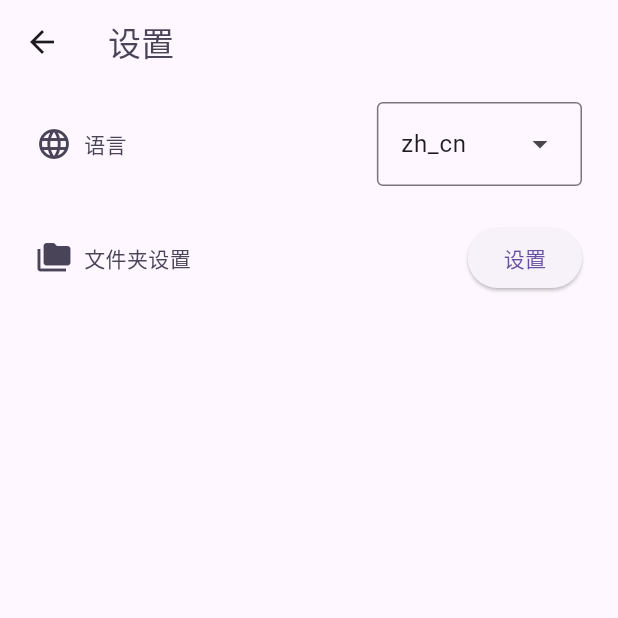
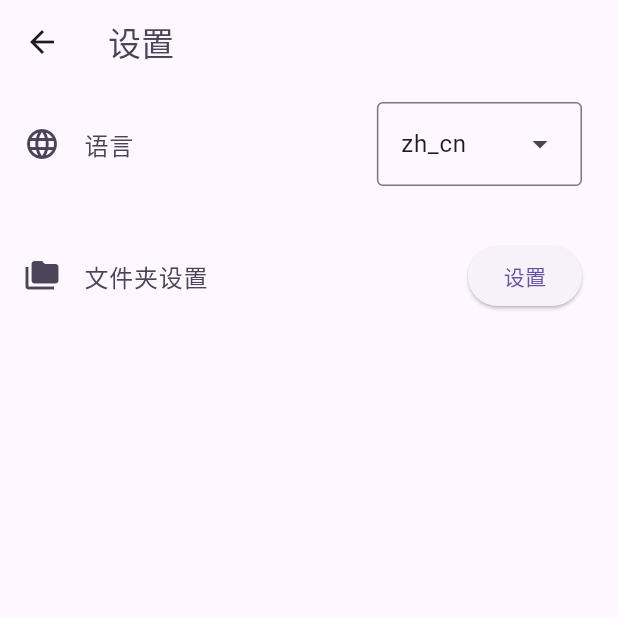
Before and after one commit to xiaocaoooo/Musiku, a Flutter app: the Settings screen opened by its route, on a phone screen of 412 x 824 dp, the top half of it. Run offline on Flutter 3.47's test engine with Material 2 defaults, Android fonts, the phone set to English and light mode, and no system bars; drawn by our look-alikes of dynamic_color; our stand-ins replace audio_service, ionicons, just_audio, palette_generator, permission_handler and 1 more; missing offline and left inert: dart:ffi, flutter_ffmpeg; accounts and stored records are empty; network calls fail.

Commit message:
[fix] Settings Page

```diff
--- a/lib/pages/settings.dart
+++ b/lib/pages/settings.dart
@@ -92,49 +92,8 @@ class _SettingsState extends State<Settings> {
 
   @override
   Widget build(BuildContext context) {
-    return Scaffold(
-      appBar: AppBar(
-          title: Text(
-        Const.settings,
-        style: TextStyle(
-            color: Theme.of(context).colorScheme.onSecondaryContainer),
-      )),
-      body: SafeArea(
-        child: Column(
-          children: [
-            SizedBox(
-                width: double.infinity,
-                height: null,
-                child: Padding(
-                  padding: const EdgeInsets.only(
-                      top: 12.0, bottom: 12.0, left: 24.0, right: 24.0),
-                  child: Row(
-                    mainAxisAlignment: MainAxisAlignment.spaceBetween,
-                    children: [
-                      SizedBox(
-                        child: Row(
-                          children: [
-                            Padding(
-                              padding: const EdgeInsets.only(right: 8.0),
-                              child: Icon(
-                                Icons.language,
-                                color: Theme.of(context)
-                                    .colorScheme
-                                    .onSecondaryContainer,
-                              ),
-                            ),
-                            Text(
-                              Const.language,
-                              style: TextStyle(
-                                  color: Theme.of(context)
-                                      .colorScheme
-                                      .onSecondaryContainer),
-                            ),
-                          ],
-                        ),
-                      ),
-                      SizedBox(
-                          child: DropdownMenu<String>(
+    List<List<dynamic>> _settings = [
+      [Const.language, Icons.language, DropdownMenu<String>(
         initialSelection: _selectedLanguage,
         onSelected: (String? value) {
           setState(() {
@@ -150,96 +109,197 @@ class _SettingsState extends State<Settings> {
             label: value,
           );
         }).toList(),
-                      ))
-                    ],
-                  ),
-                )),
-            SizedBox(
-              width: double.infinity,
-              height: null,
-              child: Padding(
-                padding: const EdgeInsets.only(
-                    top: 12.0, bottom: 12.0, left: 24.0, right: 24.0),
-                child: Row(
-                  mainAxisAlignment: MainAxisAlignment.spaceBetween,
-                  children: [
-                    SizedBox(
-                      child: Row(
-                        children: [
-                          Padding(
-                            padding: const EdgeInsets.only(right: 8.0),
-                            child: Icon(
-                              Icons.folder_copy,
-                              color: Theme.of(context)
-                                  .colorScheme
-                                  .onSecondaryContainer,
-                            ),
-                          ),
-                          Text(
-                            Const.foldersSettings,
-                            style: TextStyle(
-                                color: Theme.of(context)
-                                    .colorScheme
-                                    .onSecondaryContainer),
-                          ),
-                        ],
-                      ),
-                    ),
-                    SizedBox(
-                        child: ElevatedButton(
+      )],
+      [Const.foldersSettings, Icons.folder_copy, ElevatedButton(
           onPressed: () {
             Navigator.pushNamed(context, '/settings/folders');
           },
           child: Text(
             Const.settings,
-                            )))
-                  ],
+          ))]
+    ];
+    return Scaffold(
+      appBar: AppBar(
+          title: Text(
+        Const.settings,
+        style: TextStyle(
+            color: Theme.of(context).colorScheme.onSecondaryContainer),
+      )),
+      body: SafeArea(
+        child: ListView.builder(
+          itemCount: _settings.length,
+          itemBuilder: (BuildContext context, int index) {
+            return Padding(
+              padding: const EdgeInsets.only(
+                  top: 12.0, bottom: 12.0),
+              child: SizedBox(
+                height: 64,
+                child: ListTile(
+                  title: Text(
+                    _settings[index][0],
+                    style: TextStyle(
+                        color: Theme.of(context).colorScheme.onSecondaryContainer),
                   ),
+                  leading: Icon(
+                    _settings[index][1],
+                    color: Theme.of(context).colorScheme.onSecondaryContainer,
                   ),
-            ),
-            // SizedBox(
-            //     width: double.infinity,
-            //     height: null,
-            //     child: Padding(
-            //       padding: const EdgeInsets.only(
-            //           top: 12.0, bottom: 12.0, left: 24.0, right: 24.0),
-            //       child: Row(
-            //         mainAxisAlignment: MainAxisAlignment.spaceBetween,
-            //         children: [
-            //           SizedBox(
+                  trailing: _settings[index][2],
+                )
+              )
+            );
+          }
+        )
+      )
+    );
+    // return Scaffold(
+    //   appBar: AppBar(
+    //       title: Text(
+    //     Const.settings,
+    //     style: TextStyle(
+    //         color: Theme.of(context).colorScheme.onSecondaryContainer),
+    //   )),
+    //   body: SafeArea(
+    //     child: Column(
+    //       children: [
+    //         SizedBox(
+    //             width: double.infinity,
+    //             height: null,
+    //             child: Padding(
+    //               padding: const EdgeInsets.only(
+    //                   top: 12.0, bottom: 12.0, left: 24.0, right: 24.0),
+    //               child: Row(
+    //                 mainAxisAlignment: MainAxisAlignment.spaceBetween,
+    //                 children: [
+    //                   SizedBox(
+    //                     child: Row(
+    //                       children: [
+    //                         Padding(
+    //                           padding: const EdgeInsets.only(right: 8.0),
+    //                           child: Icon(
+    //                             Icons.language,
+    //                             color: Theme.of(context)
+    //                                 .colorScheme
+    //                                 .onSecondaryContainer,
+    //                           ),
+    //                         ),
+    //                         Text(
+    //                           Const.language,
+    //                           style: TextStyle(
+    //                               color: Theme.of(context)
+    //                                   .colorScheme
+    //                                   .onSecondaryContainer),
+    //                         ),
+    //                       ],
+    //                     ),
+    //                   ),
+    //                   SizedBox(
+    //                       child: DropdownMenu<String>(
+    //                     initialSelection: _selectedLanguage,
+    //                     onSelected: (String? value) {
+    //                       setState(() {
+    //                         UserSettings.setLanguage(value!);
+    //                         Const.initialized = false;
+    //                         Const.init();
+    //                       });
+    //                     },
+    //                     dropdownMenuEntries: Const.languages
+    //                         .map<DropdownMenuEntry<String>>((String value) {
+    //                       return DropdownMenuEntry<String>(
+    //                         value: value,
+    //                         label: value,
+    //                       );
+    //                     }).toList(),
+    //                   ))
+    //                 ],
+    //               ),
+    //             )),
+    //         SizedBox(
+    //           width: double.infinity,
+    //           height: null,
+    //           child: Padding(
+    //             padding: const EdgeInsets.only(
+    //                 top: 12.0, bottom: 12.0, left: 24.0, right: 24.0),
     //             child: Row(
+    //               mainAxisAlignment: MainAxisAlignment.spaceBetween,
     //               children: [
-            //                 Padding(
-            //                   padding: const EdgeInsets.only(right: 8.0),
-            //                   child: Icon(
-            //                     Icons.color_lens,
-            //                     color: Theme.of(context)
-            //                         .colorScheme
-            //                         .onSecondaryContainer,
+    //                 SizedBox(
+    //                   child: Row(
+    //                     children: [
+    //                       Padding(
+    //                         padding: const EdgeInsets.only(right: 8.0),
+    //                         child: Icon(
+    //                           Icons.folder_copy,
+    //                           color: Theme.of(context)
+    //                               .colorScheme
+    //                               .onSecondaryContainer,
+    //                         ),
+    //                       ),
+    //                       Text(
+    //                         Const.foldersSettings,
+    //                         style: TextStyle(
+    //                             color: Theme.of(context)
+    //                                 .colorScheme
+    //                                 .onSecondaryContainer),
+    //                       ),
+    //                     ],
     //                   ),
     //                 ),
-            //                 Text(
-            //                   Const.primaryColor,
-            //                   style: TextStyle(
-            //                       color: Theme.of(context)
-            //                           .colorScheme
-            //                           .onSecondaryContainer),
-            //                 ),
+    //                 SizedBox(
+    //                     child: ElevatedButton(
+    //                         onPressed: () {
+    //                           Navigator.pushNamed(context, '/settings/folders');
+    //                         },
+    //                         child: Text(
+    //                           Const.settings,
+    //                         )))
     //               ],
     //             ),
     //           ),
-            //           SizedBox(
-            //               child: TextButton(
-            //             onPressed: _showColorInputDialog,
-            //             child: Text(_primaryColorStr!,
-            //                 style: TextStyle(color: Color(_primaryColor!))),
-            //           ))
-            //         ],
-            //       ),
-            //     )),
-          ],
-        ),
-      ),
-    );
+    //         ),
+    //         // SizedBox(
+    //         //     width: double.infinity,
+    //         //     height: null,
+    //         //     child: Padding(
+    //         //       padding: const EdgeInsets.only(
+    //         //           top: 12.0, bottom: 12.0, left: 24.0, right: 24.0),
+    //         //       child: Row(
+    //         //         mainAxisAlignment: MainAxisAlignment.spaceBetween,
+    //         //         children: [
+    //         //           SizedBox(
+    //         //             child: Row(
+    //         //               children: [
+    //         //                 Padding(
+    //         //                   padding: const EdgeInsets.only(right: 8.0),
+    //         //                   child: Icon(
+    //         //                     Icons.color_lens,
+    //         //                     color: Theme.of(context)
+    //         //                         .colorScheme
+    //         //                         .onSecondaryContainer,
+    //         //                   ),
+    //         //                 ),
+    //         //                 Text(
+    //         //                   Const.primaryColor,
+    //         //                   style: TextStyle(
+    //         //                       color: Theme.of(context)
+    //         //                           .colorScheme
+    //         //                           .onSecondaryContainer),
+    //         //                 ),
+    //         //               ],
+    //         //             ),
+    //         //           ),
+    //         //           SizedBox(
+    //         //               child: TextButton(
+    //         //             onPressed: _showColorInputDialog,
+    //         //             child: Text(_primaryColorStr!,
+    //         //                 style: TextStyle(color: Color(_primaryColor!))),
+    //         //           ))
+    //         //         ],
+    //         //       ),
+    //         //     )),
+    //       ],
+    //     ),
+    //   ),
+    // );
   }
 }
```
Lines whose indentation alone changed are shown as unchanged.
